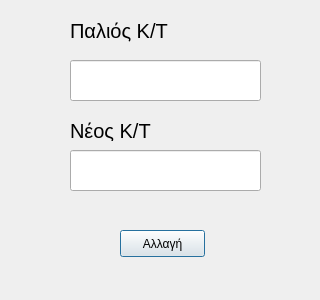
This is change_label.ui in algogr/Elina_Scanner as Qt 5 draws it before an edit. The edited form follows.
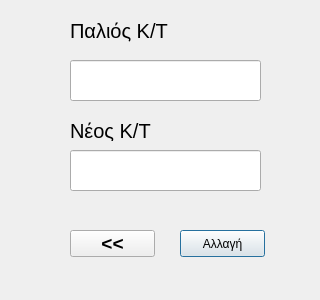
This is the edited form.

What changed in the file:
```diff
--- a/change_label.ui
+++ b/change_label.ui
@@ -36,7 +36,7 @@
   <widget class="QPushButton" name="pushButton">
    <property name="geometry">
     <rect>
-     <x>120</x>
+     <x>180</x>
      <y>230</y>
      <width>85</width>
      <height>27</height>
@@ -82,6 +82,26 @@
     <string>Νέος Κ/Τ</string>
    </property>
   </widget>
+  <widget class="QPushButton" name="pushBack">
+   <property name="geometry">
+    <rect>
+     <x>70</x>
+     <y>230</y>
+     <width>85</width>
+     <height>27</height>
+    </rect>
+   </property>
+   <property name="font">
+    <font>
+     <pointsize>14</pointsize>
+     <weight>75</weight>
+     <bold>true</bold>
+    </font>
+   </property>
+   <property name="text">
+    <string>&lt;&lt;</string>
+   </property>
+  </widget>
  </widget>
  <layoutdefault spacing="6" margin="11"/>
  <resources/>
```
